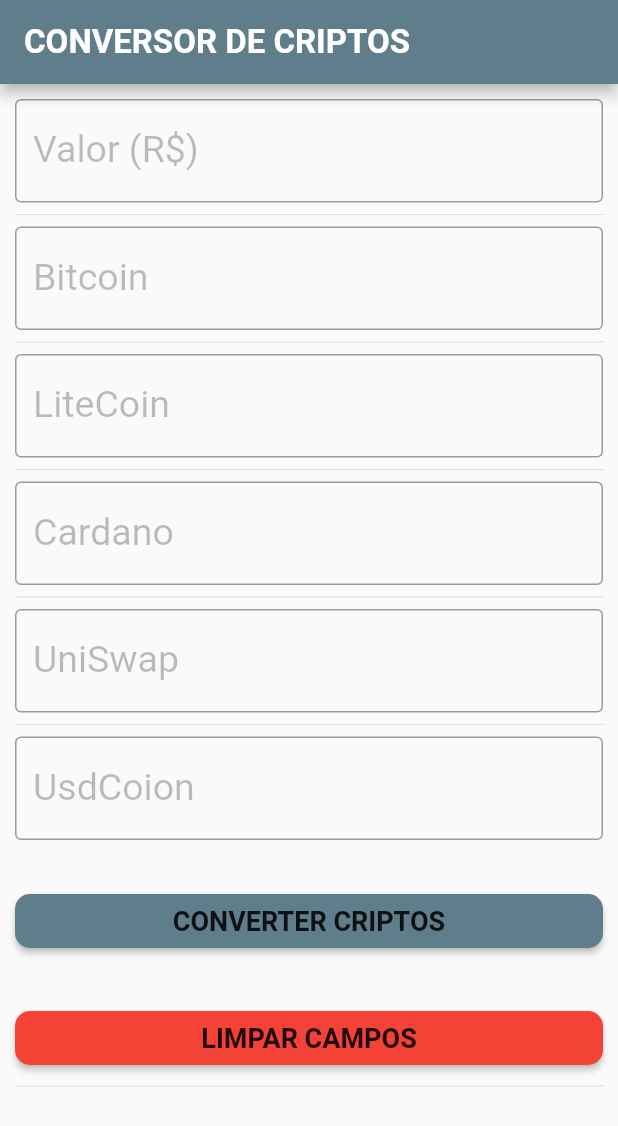
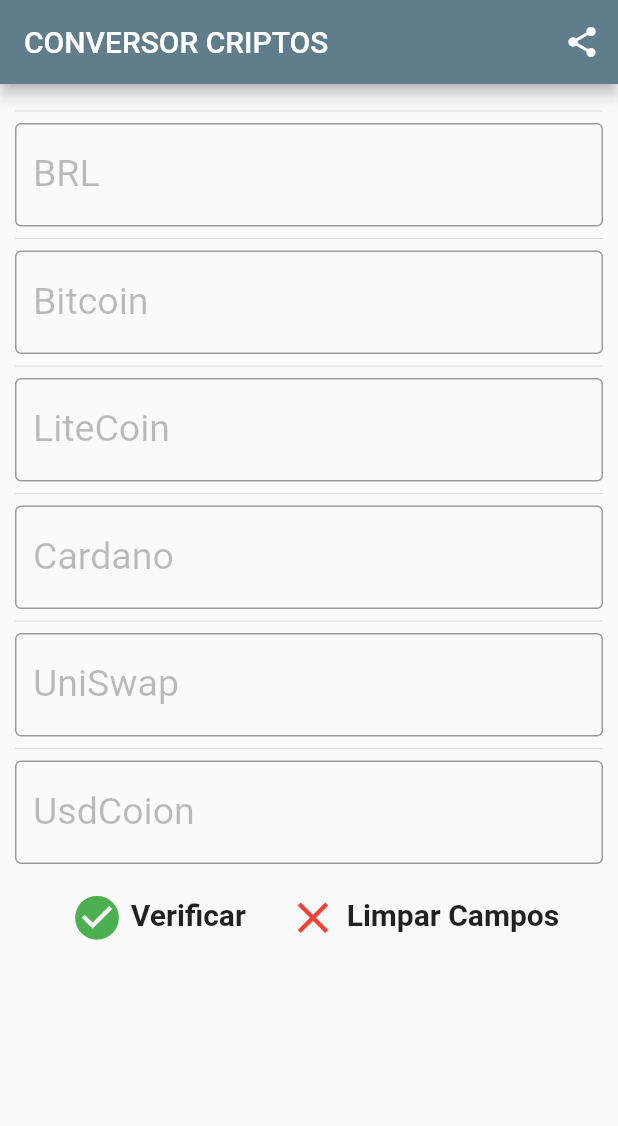
Before and after one commit to LemosCharles/conversor_cripto, a Flutter app: the screen it shows after launch, on a phone screen of 412 x 824 dp. Shown: the top 1126 px of the screen. Run offline on Flutter 3.47's test engine with Material 2 defaults, Android fonts, the phone set to English and light mode, and no system bars; our stand-ins replace another_flushbar, share; missing offline and left inert: dart:ffi.

Commit message:
Versão final

```diff
--- a/lib/models/variaveis.dart
+++ b/lib/models/variaveis.dart
@@ -10,6 +10,7 @@
 double uni = 0;
 double usdc = 0;
 double reais = 0;
+double D_aux = 0;
 double D_btc = 0;
 double D_ltc = 0;
 double D_ada = 0;
@@ -35,6 +36,7 @@
 bool _erro = true;
 bool _loading = false;
 bool _enableField = true;
+bool _caracterCorreto = false;
 
 // Controllers
 final btcController = TextEditingController();
--- a/lib/views/home_page.dart
+++ b/lib/views/home_page.dart
@@ -3,16 +3,19 @@
 import 'package:conversor_moedas_flutter/models/result_cripto.dart';
 import 'package:conversor_moedas_flutter/models/variaveis.dart';
 import 'package:conversor_moedas_flutter/notifications/flushBar_notifications.dart';
+import 'package:conversor_moedas_flutter/notifications/validator_caracter.dart';
 import 'package:conversor_moedas_flutter/services/get_data.dart';
 import 'package:conversor_moedas_flutter/services/via_cripto_service.dart';
-import 'package:conversor_moedas_flutter/widgets/botton_converter.dart';
-import 'package:conversor_moedas_flutter/widgets/botton_limpar.dart';
+import 'package:conversor_moedas_flutter/share/share.dart';
+import 'package:conversor_moedas_flutter/widgets/icons_buttons.dart';
 import 'package:conversor_moedas_flutter/widgets/text_fields.dart';
 import 'package:flutter/material.dart';
 import 'package:http/http.dart' as http;
 import 'dart:async';
 import 'dart:convert';
 import 'dart:math';
+
+import 'package:share/share.dart';
 
 class HomePage extends StatefulWidget {
   @override
@@ -24,21 +27,26 @@
   Widget build(BuildContext context) {
     return Scaffold(
         appBar: AppBar(
-          title: Text(
-            'CONVERSOR DE CRIPTOS',
-            style: TextStyle(
-              fontSize: 22,
-              fontWeight: FontWeight.bold,
-            ),
-          ),
+          title: Text('CONVERSOR CRIPTOS'),
+          actions: <Widget>[
+            IconButton(
+              icon: const Icon(
+                Icons.share,
+                color: Colors.white,
+              ),
+              onPressed: () {
+                getShare(context);
+              },
+            )
+          ],
         ),
-        //getData(),
         body: SingleChildScrollView(
             padding: EdgeInsets.all(10),
             child: Column(
               crossAxisAlignment: CrossAxisAlignment.stretch,
               children: <Widget>[
-                buildTextField("Valor (R\$)", "R\$ ", realController),
+                Divider(),
+                buildTextField("BRL", "R\$ ", realController),
                 Divider(),
                 buildTextField("Bitcoin", "Quantidade = ", btcController),
                 Divider(),
@@ -49,19 +57,8 @@
                 buildTextField("UniSwap", "Quantidade = ", uniController),
                 Divider(),
                 buildTextField("UsdCoion", "Quantidade = ", usdcController),
-                // Botões
-                buildSearchCriptoButton(),
-                buildButtonLimparCampos(),
-                Divider(),
+                buildAcoes(context),
               ],
             )));
   }
 }
-
-void _share(BuildContext context) {
-  dynamic cep;
-
-  titleSnackBar = 'Atenção!';
-  massageSnackBar = 'Não é possível compartilhar um CEP inválido.';
-  showTopSnackBar(context);
-}
--- a/lib/widgets/botton_converter.dart
+++ /dev/null
@@ -1,23 +0,0 @@
-// ignore_for_file: prefer_const_constructors, deprecated_member_use, duplicate_ignore, sized_box_for_whitespace
-
-import 'package:conversor_moedas_flutter/services/get_data.dart';
-import 'package:flutter/cupertino.dart';
-import 'package:flutter/material.dart';
-
-Widget buildSearchCriptoButton() {
-  return Padding(
-    padding: const EdgeInsets.only(top: 30.0),
-    child: RaisedButton(
-      onPressed: getData,
-      child: Text(
-        'CONVERTER CRIPTOS',
-        style: TextStyle(
-          fontSize: 18,
-          fontWeight: FontWeight.bold,
-        ),
-      ),
-      shape: RoundedRectangleBorder(borderRadius: BorderRadius.circular(10)),
-      color: Colors.blueGrey,
-    ),
-  );
-}
--- a/lib/widgets/botton_limpar.dart
+++ /dev/null
@@ -1,33 +0,0 @@
-// ignore_for_file: prefer_const_constructors, deprecated_member_use, duplicate_ignore, sized_box_for_whitespace
-
-import 'package:conversor_moedas_flutter/models/variaveis.dart';
-import 'package:flutter/cupertino.dart';
-import 'package:flutter/material.dart';
-
-Widget buildButtonLimparCampos() {
-  return Padding(
-    padding: const EdgeInsets.only(top: 30.0),
-    child: RaisedButton(
-      onPressed: _clearAll,
-      // ignore: prefer_const_constructors
-      child: Text(
-        'LIMPAR CAMPOS',
-        style: TextStyle(
-          fontSize: 18,
-          fontWeight: FontWeight.bold,
-        ),
-      ),
-      shape: RoundedRectangleBorder(borderRadius: BorderRadius.circular(10)),
-      color: Colors.red,
-    ),
-  );
-}
-
-void _clearAll() {
-  btcController.text = "";
-  ltcController.text = "";
-  adaController.text = "";
-  uniController.text = "";
-  usdcController.text = "";
-  realController.text = "";
-}
--- /dev/null
+++ b/lib/widgets/icons_buttons.dart
@@ -0,0 +1,72 @@
+// ignore_for_file: prefer_const_constructors, deprecated_member_use, duplicate_ignore, sized_box_for_whitespace, unused_element, avoid_print
+
+import 'package:conversor_moedas_flutter/models/variaveis.dart';
+import 'package:conversor_moedas_flutter/services/get_data.dart';
+import 'package:flutter/cupertino.dart';
+import 'package:flutter/material.dart';
+
+Widget buildAcoes(BuildContext context) {
+  return Padding(
+    padding: const EdgeInsets.all(10),
+    child: Column(
+      children: [
+        Row(
+          // ignore: prefer_const_literals_to_create_immutables
+          children: [
+            Spacer(),
+            IconButton(
+              icon: Icon(
+                Icons.check_circle,
+                color: Colors.green,
+                size: 35,
+              ),
+              onPressed: () {
+                getData(context);
+              },
+            ),
+            Text(
+              'Verificar',
+              style: TextStyle(
+                fontWeight: FontWeight.bold,
+                fontSize: 20,
+              ),
+            ),
+            Spacer(),
+            IconButton(
+              icon: Icon(
+                Icons.clear_outlined,
+                color: Colors.red,
+                size: 35,
+              ),
+              onPressed: () {
+                _clearAll();
+              },
+            ),
+            Text(
+              'Limpar Campos',
+              style: TextStyle(
+                fontWeight: FontWeight.bold,
+                fontSize: 20,
+              ),
+            ),
+            Spacer(),
+          ],
+        ),
+        SizedBox(
+          height: 10,
+        ),
+      ],
+    ),
+  );
+}
+
+// Funções auxiliares
+
+void _clearAll() {
+  btcController.text = "";
+  ltcController.text = "";
+  adaController.text = "";
+  uniController.text = "";
+  usdcController.text = "";
+  realController.text = "";
+}
```
Also changed, not shown: lib/notifications/flushBar_notifications.dart (+9 -8 lines), lib/notifications/validator_caracter.dart (added, +23 -0 lines), lib/services/get_data.dart (+28 -7 lines), lib/share/share.dart (added, +27 -0 lines), 1 other file.
